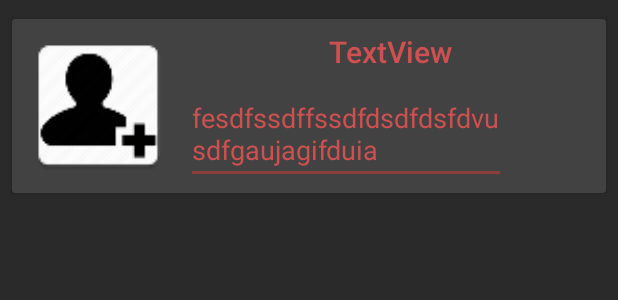
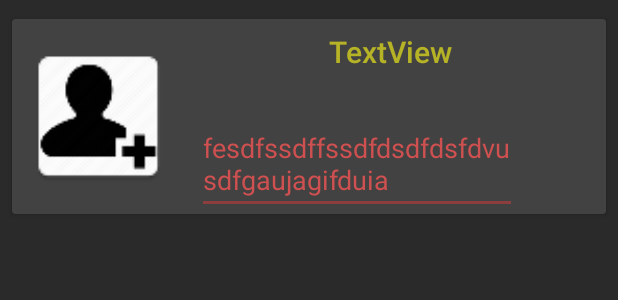
Before and after one commit to mcasx/WorkoutTrackingMobileApp, an Android app: the layout comments.xml on its own in the app's theme, with its tools: preview values and no code run, on a phone screen of 412 x 824 dp. Shown: the top 300 px of the screen. Run offline under Robolectric (Android 15) with nearby library versions, the phone set to English and light mode, and no system bars; network calls fail.

Commit message:
Comments made. Small change in api

```diff
--- a/Muscle/app/src/main/java/g11/muscle/DetailedExerciseHistoryActivity.java
+++ b/Muscle/app/src/main/java/g11/muscle/DetailedExerciseHistoryActivity.java
@@ -60,7 +60,7 @@ public class DetailedExerciseHistoryActivity extends AppCompatActivity {
         TabLayout tabLayout = (TabLayout) findViewById(R.id.tab_layout);
         tabLayout.addTab(tabLayout.newTab().setText("Exercise"));
         tabLayout.addTab(tabLayout.newTab().setText("Stats"));
-        tabLayout.addTab(tabLayout.newTab().setText("Comments"));
+        tabLayout.addTab(tabLayout.newTab().setText("Social"));
         tabLayout.setTabGravity(TabLayout.GRAVITY_FILL);
 
         try {
--- a/Muscle/app/src/main/java/g11/muscle/ExerciseHistoryFragment.java
+++ b/Muscle/app/src/main/java/g11/muscle/ExerciseHistoryFragment.java
@@ -188,6 +188,7 @@ public class ExerciseHistoryFragment extends Fragment {
             {
                 Map<String, String>  params = new HashMap<>();
                 params.put("email", email);
+                params.put("limit", "100");
                 return params;
             }
         };
--- a/Muscle/app/src/main/res/layout/activity_form.xml
+++ b/Muscle/app/src/main/res/layout/activity_form.xml
@@ -14,7 +14,7 @@
     xmlns:tools="http://schemas.android.com/tools"
     android:layout_width="match_parent"
     android:layout_height="match_parent"
-    app:layout_constraintLeft_toRightOf="@+id/imageView">
+    app:layout_constraintLeft_toRightOf="@+id/userCommentImage">
 
 
 
--- a/Muscle/app/src/main/res/layout/comments.xml
+++ b/Muscle/app/src/main/res/layout/comments.xml
@@ -20,7 +20,7 @@
             android:layout_height="match_parent">
 
             <ImageView
-                android:id="@+id/imageView"
+                android:id="@+id/userCommentImage"
                 android:layout_width="100dp"
                 android:layout_height="100dp"
                 app:srcCompat="@mipmap/add_user"
@@ -32,7 +32,7 @@
                 android:layout_marginBottom="8dp" />
 
             <TextView
-                android:id="@+id/userName"
+                android:id="@+id/commentsUserName"
                 android:layout_width="wrap_content"
                 android:layout_height="wrap_content"
                 android:layout_marginEnd="8dp"
@@ -43,22 +43,23 @@
                 android:editable="false"
                 android:text="TextView"
                 android:textAppearance="@style/TextAppearance.AppCompat.Light.SearchResult.Title"
+                android:textColor="#B7B327"
                 app:layout_constraintHorizontal_bias="0.501"
-                app:layout_constraintLeft_toRightOf="@+id/imageView"
+                app:layout_constraintLeft_toRightOf="@+id/userCommentImage"
                 app:layout_constraintRight_toRightOf="parent"
                 app:layout_constraintTop_toTopOf="parent" />
 
             <EditText
-                android:id="@+id/comentText"
+                android:id="@+id/commentText"
                 android:layout_width="wrap_content"
                 android:layout_height="wrap_content"
-                android:layout_marginLeft="8dp"
-                android:layout_marginTop="8dp"
+                android:layout_marginLeft="15dp"
+                android:layout_marginTop="28dp"
                 android:ems="10"
                 android:inputType="none"
                 android:text="fesdfssdffssdfdsdfdsfdvusdfgaujagifduia"
-                app:layout_constraintLeft_toRightOf="@+id/imageView"
-                app:layout_constraintTop_toBottomOf="@+id/userName" />
+                app:layout_constraintLeft_toRightOf="@+id/userCommentImage"
+                app:layout_constraintTop_toBottomOf="@+id/commentsUserName" />
 
         </android.support.constraint.ConstraintLayout>
     </android.support.v7.widget.CardView>
```
Also changed, not shown: Muscle/app/src/main/java/g11/muscle/DetailedExerciseHistoryComments.java (+107 -1 lines), Muscle/app/src/main/java/g11/muscle/DetailedExerciseHistoryFragment.java (+0 -28 lines), Muscle/app/src/main/java/g11/muscle/FormActivity.java (+2 -11 lines), Muscle/app/src/main/res/layout/detailed_exercise_history_comments.xml (+4 -7 lines).
